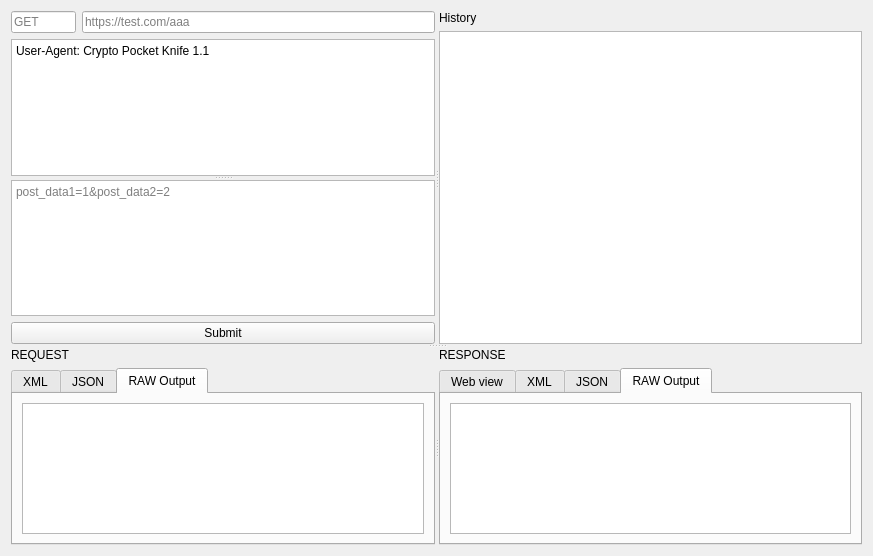
Qt form ui/Web/UiHttpWebRequests.ui (caffedrine/CryptoPocketKnife) before a commit.
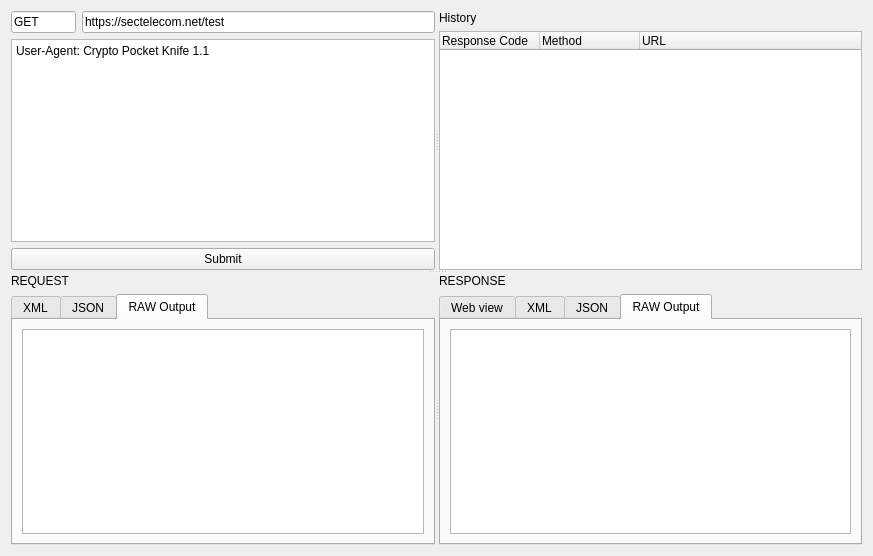
The same form after that commit.

Commit message: HTTP Web Request implement history keeper

Patch:
```diff
--- a/ui/Web/UiHttpWebRequests.ui
+++ b/ui/Web/UiHttpWebRequests.ui
@@ -38,11 +38,6 @@
             <string>GET /index.php HTTP/1.1</string>
            </property>
           </widget>
-          <widget class="QPlainTextEdit" name="plainTextEdit_ComposerRawData">
-           <property name="placeholderText">
-            <string>post_data1=1&amp;post_data2=2</string>
-           </property>
-          </widget>
          </widget>
         </item>
         <item row="2" column="0" colspan="2">
@@ -79,7 +74,7 @@
            </size>
           </property>
           <property name="text">
-           <string/>
+           <string>https://sectelecom.net/test</string>
           </property>
           <property name="dragEnabled">
            <bool>true</bool>
@@ -98,7 +93,7 @@
            </size>
           </property>
           <property name="text">
-           <string/>
+           <string>GET</string>
           </property>
           <property name="placeholderText">
            <string>GET</string>
@@ -117,7 +112,23 @@
          </widget>
         </item>
         <item row="1" column="0">
-         <widget class="QListWidget" name="listWidget_History"/>
+         <widget class="QTreeWidget" name="treeWidget">
+          <column>
+           <property name="text">
+            <string>Response Code</string>
+           </property>
+          </column>
+          <column>
+           <property name="text">
+            <string>Method</string>
+           </property>
+          </column>
+          <column>
+           <property name="text">
+            <string>URL</string>
+           </property>
+          </column>
+         </widget>
         </item>
        </layout>
       </widget>
```
Left out of the diff: 4 changed lines with no effect on the pictures. The commit also changes 4 other files.
